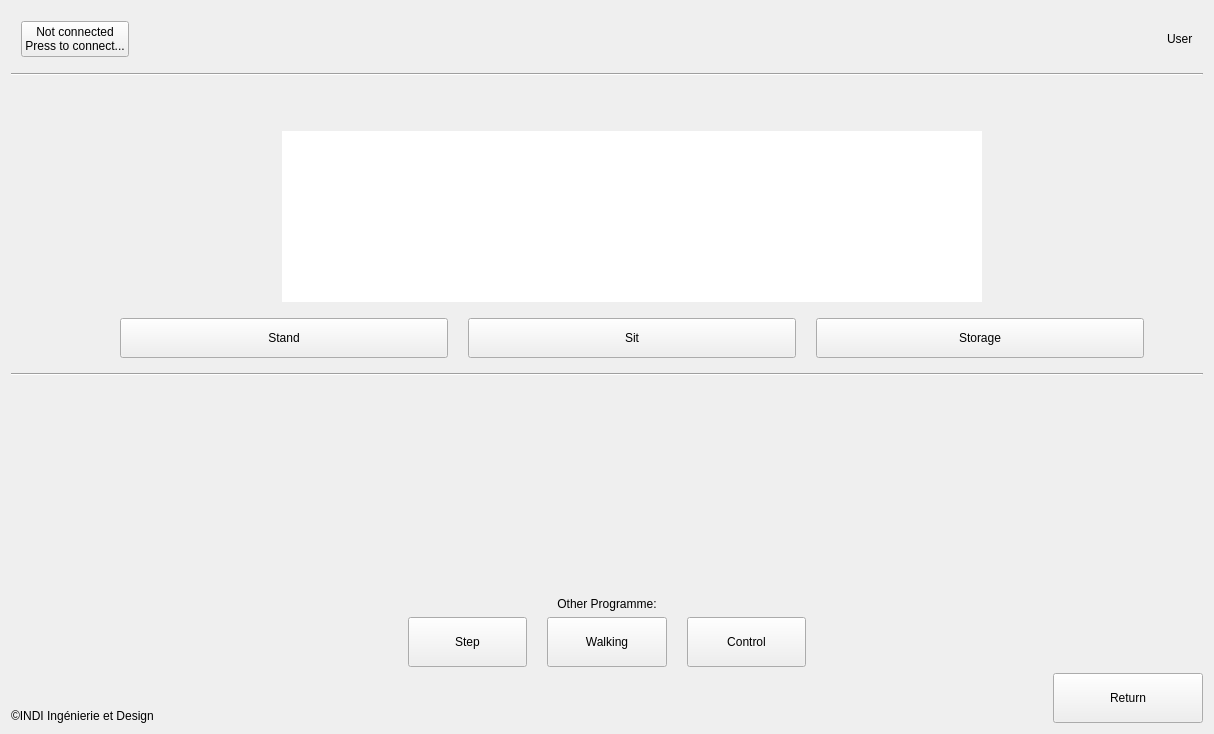
This is src/gui_pkg/include/gui_pkg/session_form.ui in cristianbass01/GUI_robotic_exoskeleton as Qt 5 draws it before an edit. The edited form follows.
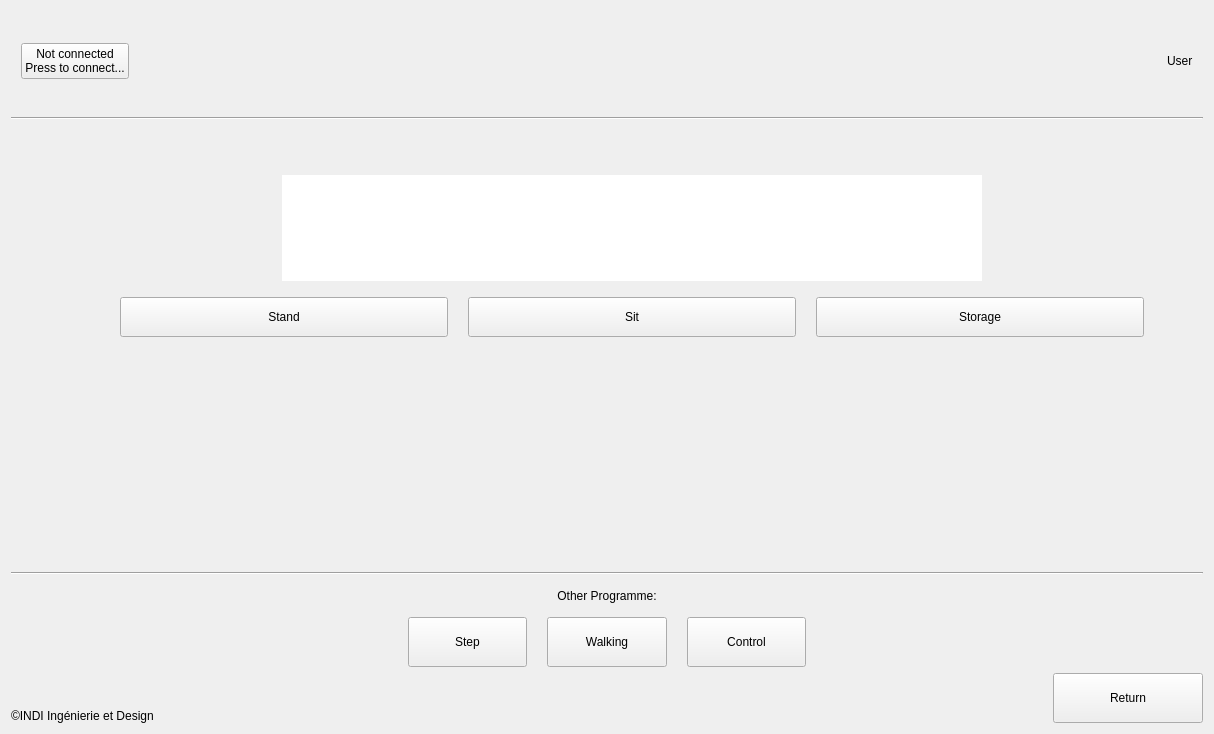
This is the edited form. Icons and pictures are not drawn.

Diff of the .ui file:
```diff
--- a/src/gui_pkg/include/gui_pkg/session_form.ui
+++ b/src/gui_pkg/include/gui_pkg/session_form.ui
@@ -18,6 +18,18 @@
     <layout class="QVBoxLayout" name="verticalLayout_4">
      <item>
       <widget class="QFrame" name="topFrame">
+       <property name="sizePolicy">
+        <sizepolicy hsizetype="Preferred" vsizetype="Expanding">
+         <horstretch>0</horstretch>
+         <verstretch>0</verstretch>
+        </sizepolicy>
+       </property>
+       <property name="maximumSize">
+        <size>
+         <width>16777215</width>
+         <height>100</height>
+        </size>
+       </property>
        <layout class="QHBoxLayout" name="horizontalLayout">
         <property name="sizeConstraint">
          <enum>QLayout::SetDefaultConstraint</enum>
@@ -93,9 +105,24 @@
         </item>
         <item>
          <widget class="QLabel" name="userLabel">
+          <property name="sizePolicy">
+           <sizepolicy hsizetype="Preferred" vsizetype="Fixed">
+            <horstretch>0</horstretch>
+            <verstretch>0</verstretch>
+           </sizepolicy>
+          </property>
+          <property name="maximumSize">
+           <size>
+            <width>16777215</width>
+            <height>50</height>
+           </size>
+          </property>
           <property name="text">
            <string>User</string>
           </property>
+          <property name="margin">
+           <number>0</number>
+          </property>
          </widget>
         </item>
        </layout>
@@ -338,6 +365,19 @@
        </item>
       </layout>
      </item>
+     <item>
+      <spacer name="verticalSpacer">
+       <property name="orientation">
+        <enum>Qt::Vertical</enum>
+       </property>
+       <property name="sizeHint" stdset="0">
+        <size>
+         <width>20</width>
+         <height>40</height>
+        </size>
+       </property>
+      </spacer>
+     </item>
      <item>
       <widget class="Line" name="line_2">
        <property name="orientation">
@@ -362,19 +402,6 @@
        </item>
        <item>
         <layout class="QVBoxLayout" name="verticalLayout_7">
-         <item>
-          <spacer name="verticalSpacer_8">
-           <property name="orientation">
-            <enum>Qt::Vertical</enum>
-           </property>
-           <property name="sizeHint" stdset="0">
-            <size>
-             <width>20</width>
-             <height>40</height>
-            </size>
-           </property>
-          </spacer>
-         </item>
          <item>
           <widget class="QLabel" name="label_3">
            <property name="maximumSize">
```
Left out of the diff: 2 changed lines with no effect on the pictures.
